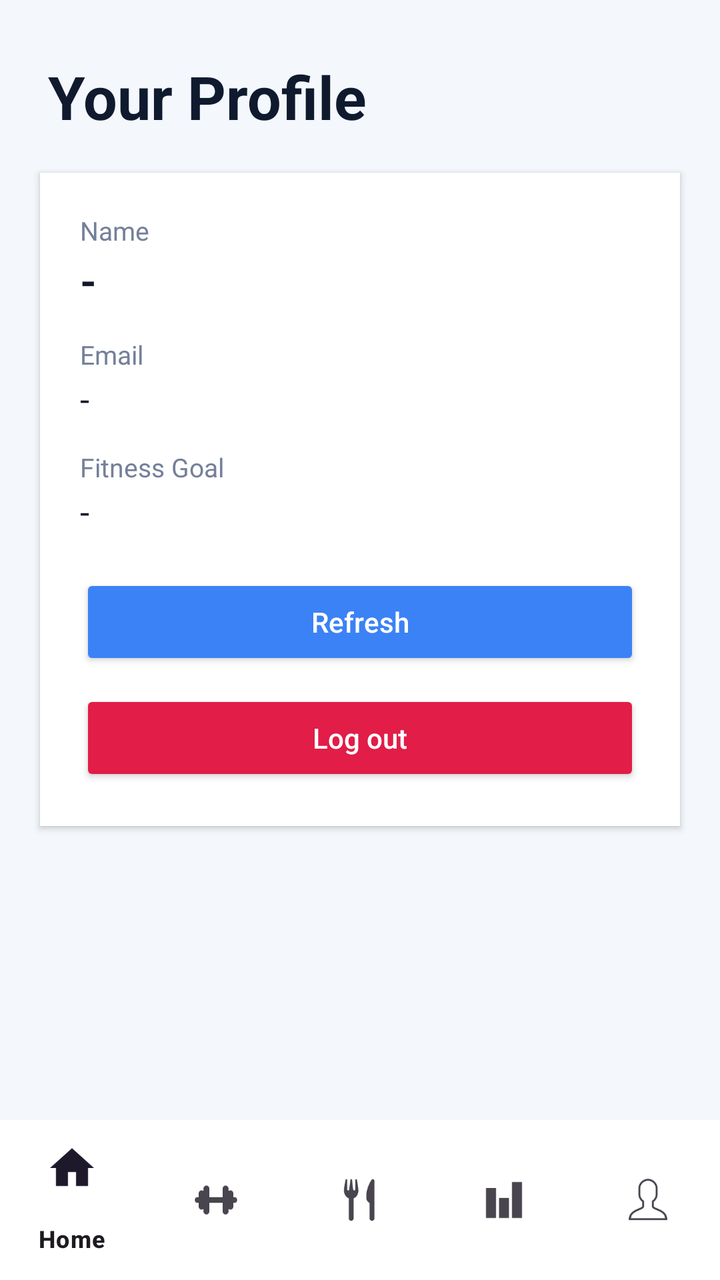
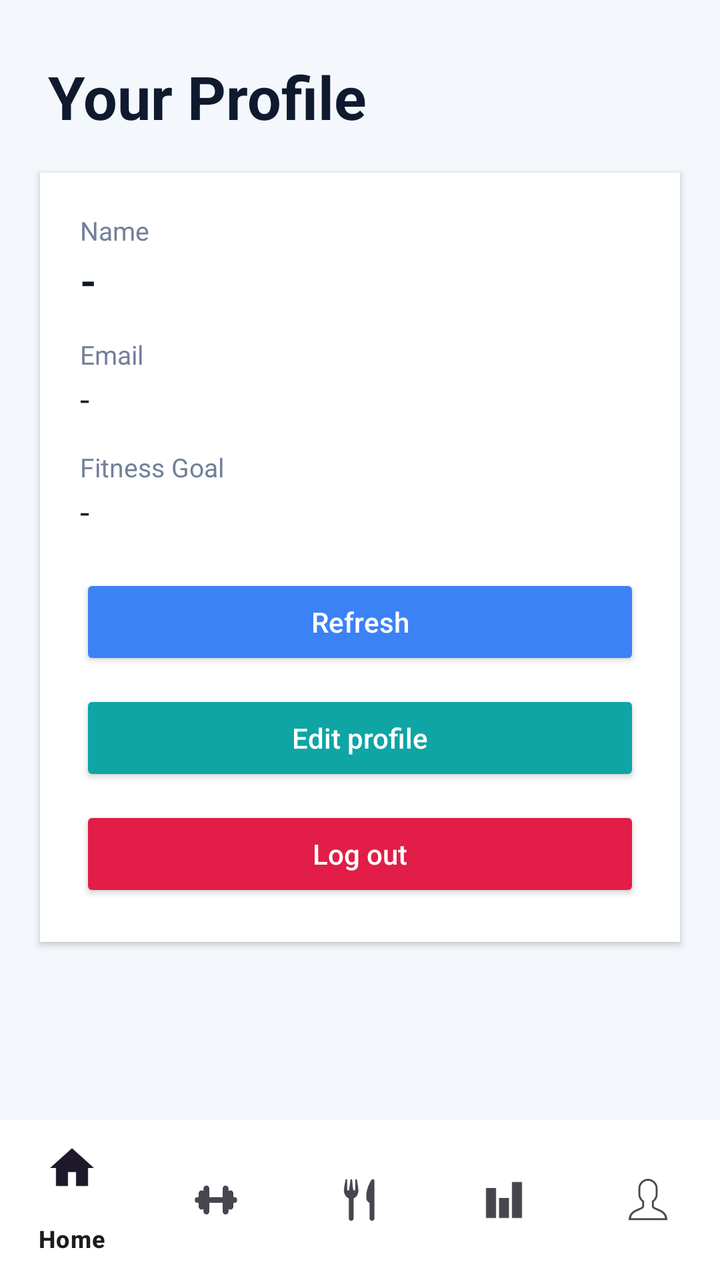

Before-and-after screenshots of an Android layout around one commit, followed by the original layout XML and the change that was made.
<!-- AndroidManifest.xml: application theme Theme.ProFitness -->
<!-- res/layout/activity_profile.xml -->
<?xml version="1.0" encoding="utf-8"?>
<LinearLayout xmlns:android="http://schemas.android.com/apk/res/android"
    xmlns:app="http://schemas.android.com/apk/res-auto"
    android:layout_width="match_parent"
    android:layout_height="match_parent"
    android:orientation="vertical"
    android:background="#F4F7FB">

    <TextView
        android:layout_width="match_parent"
        android:layout_height="wrap_content"
        android:paddingStart="24dp"
        android:paddingTop="28dp"
        android:paddingEnd="24dp"
        android:text="Your Profile"
        android:textColor="#101A2E"
        android:textStyle="bold"
        android:textSize="30sp" />

    <LinearLayout
        android:layout_width="match_parent"
        android:layout_height="wrap_content"
        android:layout_marginStart="20dp"
        android:layout_marginTop="18dp"
        android:layout_marginEnd="20dp"
        android:padding="20dp"
        android:orientation="vertical"
        android:background="#FFFFFF"
        android:elevation="2dp">

        <TextView
            android:layout_width="match_parent"
            android:layout_height="wrap_content"
            android:text="Name"
            android:textColor="#74809A"
            android:textSize="13sp" />

        <TextView
            android:id="@+id/tv_profile_name"
            android:layout_width="match_parent"
            android:layout_height="wrap_content"
            android:layout_marginTop="2dp"
            android:text="-"
            android:textColor="#111827"
            android:textSize="21sp"
            android:textStyle="bold" />

        <TextView
            android:layout_width="match_parent"
            android:layout_height="wrap_content"
            android:layout_marginTop="14dp"
            android:text="Email"
            android:textColor="#74809A"
            android:textSize="13sp" />

        <TextView
            android:id="@+id/tv_profile_email"
            android:layout_width="match_parent"
            android:layout_height="wrap_content"
            android:layout_marginTop="2dp"
            android:text="-"
            android:textColor="#111827"
            android:textSize="17sp" />

        <TextView
            android:layout_width="match_parent"
            android:layout_height="wrap_content"
            android:layout_marginTop="14dp"
            android:text="Fitness Goal"
            android:textColor="#74809A"
            android:textSize="13sp" />

        <TextView
            android:id="@+id/tv_profile_goal"
            android:layout_width="match_parent"
            android:layout_height="wrap_content"
            android:layout_marginTop="2dp"
            android:text="-"
            android:textColor="#111827"
            android:textSize="17sp" />

        <Button
            android:id="@+id/btn_profile_refresh"
            android:layout_width="match_parent"
            android:layout_height="wrap_content"
            android:layout_marginTop="20dp"
            android:text="Refresh"
            android:textAllCaps="false"
            android:backgroundTint="#3B82F6"
            android:textColor="#FFFFFF" />

        <Button
            android:id="@+id/btn_profile_logout"
            android:layout_width="match_parent"
            android:layout_height="wrap_content"
            android:layout_marginTop="10dp"
            android:text="Log out"
            android:textAllCaps="false"
            android:backgroundTint="#E11D48"
            android:textColor="#FFFFFF" />
    </LinearLayout>

    <View
        android:layout_width="match_parent"
        android:layout_height="0dp"
        android:layout_weight="1" />

    <com.google.android.material.bottomnavigation.BottomNavigationView
        android:id="@+id/bottom_navigation"
        android:layout_width="match_parent"
        android:layout_height="wrap_content"
        android:background="#FFFFFF"
        app:menu="@menu/bottom_nav_menu" />

</LinearLayout>
<!-- resources referenced by this layout -->
<resources>
  <style name="Theme.ProFitness" parent="android:Theme.Material.Light.NoActionBar" />
</resources>

<!-- the commit's change to res/layout/activity_profile.xml (unified diff, before → after) -->
@@ -90,6 +90,16 @@
             android:textColor="#FFFFFF" />
 
         <Button
+            android:id="@+id/btn_profile_edit"
+            android:layout_width="match_parent"
+            android:layout_height="wrap_content"
+            android:layout_marginTop="10dp"
+            android:text="Edit profile"
+            android:textAllCaps="false"
+            android:backgroundTint="#0EA5A4"
+            android:textColor="#FFFFFF" />
+
+        <Button
             android:id="@+id/btn_profile_logout"
             android:layout_width="match_parent"
             android:layout_height="wrap_content"
